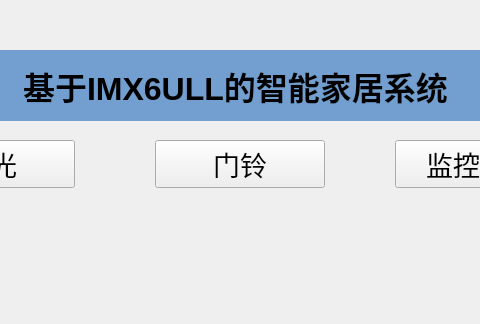
GongQingD/i.MX6ULL-Linux-V4L2-, file My_Project/mainwindow.ui: the form before one commit; both pictures show x 165 to 645 and y 0 to 324 of the 800 by 480 pixel window.
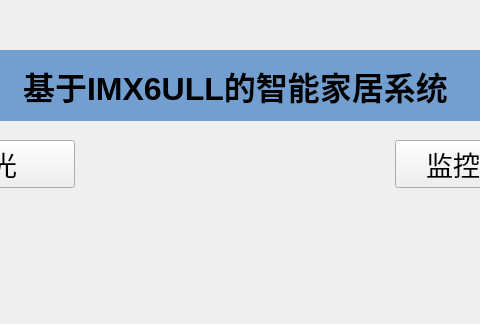
The form after the commit.

Commit message: chore: remove placeholder controls from my project ui

What changed in the file:
```diff
--- a/My_Project/mainwindow.ui
+++ b/My_Project/mainwindow.ui
@@ -44,27 +44,6 @@
      <string>灯光</string>
     </property>
    </widget>
-   <widget class="QPushButton" name="pushButton_2">
-    <property name="geometry">
-     <rect>
-      <x>320</x>
-      <y>140</y>
-      <width>170</width>
-      <height>48</height>
-     </rect>
-    </property>
-    <property name="font">
-     <font>
-      <pointsize>20</pointsize>
-     </font>
-    </property>
-    <property name="layoutDirection">
-     <enum>Qt::LeftToRight</enum>
-    </property>
-    <property name="text">
-     <string>门铃</string>
-    </property>
-   </widget>
    <widget class="QLabel" name="label">
     <property name="geometry">
      <rect>
```
The commit also changes 1 other file.
